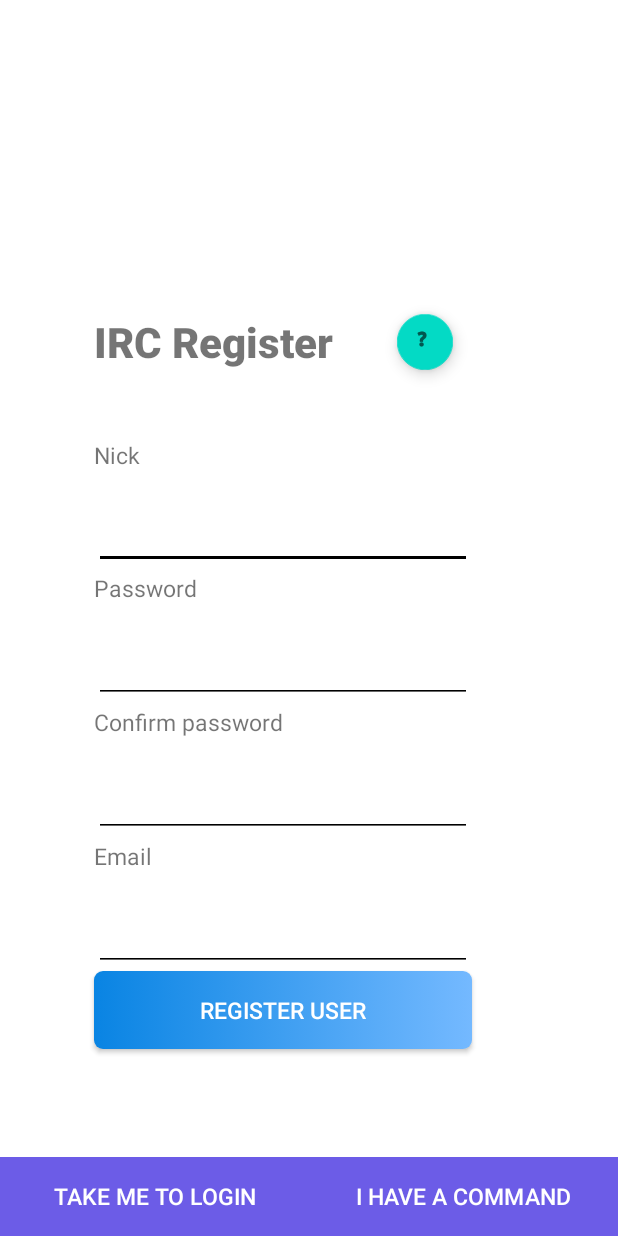
After one commit to miguelmanteigueiro/PocketIRC, an Android app: the RegisterActivity screen opened directly, with no data from a screen before it, on a phone screen of 412 x 824 dp. The commit adds this screen. Run offline under Robolectric (Android 15) with nearby library versions, the phone set to English and light mode, and no system bars.

Commit message:
added register

```diff
--- a/application/app/src/main/AndroidManifest.xml
+++ b/application/app/src/main/AndroidManifest.xml
@@ -19,6 +19,8 @@
             </intent-filter>
         </activity>
         <activity android:name=".LoginActivity"/>
+        <activity android:name=".RegisterActivity"/>
+        <activity android:name=".ConfirmRegisterActivity"/>
     </application>
 
 </manifest>
--- a/application/app/src/main/res/layout/activity_main.xml
+++ b/application/app/src/main/res/layout/activity_main.xml
@@ -10,7 +10,6 @@
     <TextView
         android:layout_width="0dp"
         android:layout_height="0dp"
-        android:onClick="startApp"
         android:visibility="visible"
         app:layout_constraintBottom_toBottomOf="parent"
         app:layout_constraintLeft_toLeftOf="parent"
--- /dev/null
+++ b/application/app/src/main/res/layout/activity_register.xml
@@ -0,0 +1,242 @@
+<?xml version="1.0" encoding="utf-8"?>
+<androidx.constraintlayout.widget.ConstraintLayout xmlns:android="http://schemas.android.com/apk/res/android"
+    xmlns:app="http://schemas.android.com/apk/res-auto"
+    xmlns:tools="http://schemas.android.com/tools"
+    android:layout_width="match_parent"
+    android:layout_height="match_parent"
+    tools:context=".RegisterActivity">
+
+    <!--main layout-->
+    <LinearLayout
+        android:layout_width="match_parent"
+        android:layout_height="match_parent"
+        android:weightSum="100"
+        android:gravity="center"
+        android:orientation="vertical">
+
+        <!--layout space-->
+        <Space
+            android:layout_width="match_parent"
+            android:layout_height="wrap_content"
+            android:layout_weight="38"/>
+
+        <!--title layout-->
+        <LinearLayout
+            android:layout_width="match_parent"
+            android:layout_height="wrap_content"
+            android:weightSum="2"
+            android:layout_weight="20"
+            android:layout_marginStart="32pt"
+            android:layout_marginEnd="40pt"
+            android:gravity="center"
+            android:orientation="horizontal">
+
+            <!--title-->
+            <TextView
+                android:layout_width="match_parent"
+                android:layout_height="wrap_content"
+                android:layout_weight="1"
+                android:gravity="start|center_vertical"
+                android:text="@string/irc_register"
+                android:textSize="28sp"
+                android:fontFamily="sans-serif-black"
+                tools:ignore="NestedWeights" />
+
+            <!--help button-->
+            <com.google.android.material.floatingactionbutton.FloatingActionButton
+                android:id="@+id/help"
+                android:layout_width="match_parent"
+                android:layout_height="match_parent"
+                android:layout_weight="1"
+                android:gravity="start|center_vertical"
+                android:scaleX="0.6"
+                android:scaleY="0.6"
+                android:background="@drawable/button"
+                android:onClick="help"
+                android:textColor="@color/white"
+                app:srcCompat="@android:drawable/ic_menu_help"
+                android:contentDescription="@string/help_symbol"
+                tools:ignore="UsingOnClickInXml" />
+        </LinearLayout>
+
+        <!--username-->
+        <TextView
+            android:id="@+id/usernameLabel"
+            android:labelFor="@id/username"
+            android:layout_width="match_parent"
+            android:layout_height="wrap_content"
+            android:layout_weight="1"
+            android:layout_marginStart="32pt"
+            android:layout_marginEnd="40pt"
+            android:gravity="start|center_vertical"
+            android:text="@string/nick"
+            android:textSize="15sp"
+            android:fontFamily="sans-serif"/>
+
+        <EditText
+            android:id="@+id/username"
+            android:layout_width="match_parent"
+            android:layout_height="wrap_content"
+            android:layout_marginStart="32pt"
+            android:layout_marginEnd="40pt"
+            android:layout_weight="5"
+            android:backgroundTint="@color/buttonright"
+            android:fontFamily="sans-serif"
+            android:gravity="start|center_vertical"
+            android:importantForAutofill="no"
+            android:inputType="text"
+            android:textSize="15sp"
+            tools:ignore="DuplicateSpeakableTextCheck" />
+
+        <!--password-->
+        <TextView
+            android:id="@+id/passwordLabel"
+            android:labelFor="@id/password"
+            android:layout_width="match_parent"
+            android:layout_height="wrap_content"
+            android:layout_weight="1"
+            android:layout_marginStart="32pt"
+            android:layout_marginEnd="40pt"
+            android:gravity="start|center_vertical"
+            android:text="@string/password"
+            android:textSize="15sp"
+            android:fontFamily="sans-serif"/>
+
+        <EditText
+            android:id="@+id/password"
+            android:layout_width="match_parent"
+            android:layout_height="wrap_content"
+            android:layout_marginStart="32pt"
+            android:layout_marginEnd="40pt"
+            android:layout_weight="5"
+            android:backgroundTint="@color/buttonright"
+            android:fontFamily="sans-serif"
+            android:gravity="start|center_vertical"
+            android:importantForAutofill="no"
+            android:inputType="textPassword"
+            android:textSize="15sp"
+            tools:ignore="DuplicateSpeakableTextCheck"/>
+
+        <!--confirm password-->
+        <TextView
+            android:id="@+id/confirmPasswordLabel"
+            android:labelFor="@id/confirmPassword"
+            android:layout_width="match_parent"
+            android:layout_height="wrap_content"
+            android:layout_weight="1"
+            android:layout_marginStart="32pt"
+            android:layout_marginEnd="40pt"
+            android:gravity="start|center_vertical"
+            android:text="@string/confirm_password"
+            android:textSize="15sp"
+            android:fontFamily="sans-serif"/>
+
+        <EditText
+            android:id="@+id/confirmPassword"
+            android:layout_width="match_parent"
+            android:layout_height="wrap_content"
+            android:layout_marginStart="32pt"
+            android:layout_marginEnd="40pt"
+            android:layout_weight="5"
+            android:backgroundTint="@color/buttonright"
+            android:fontFamily="sans-serif"
+            android:gravity="start|center_vertical"
+            android:importantForAutofill="no"
+            android:inputType="textPassword"
+            android:textSize="15sp"
+            tools:ignore="DuplicateSpeakableTextCheck"/>
+
+        <!--email-->
+        <TextView
+            android:id="@+id/emailLabel"
+            android:labelFor="@id/email"
+            android:layout_width="match_parent"
+            android:layout_height="wrap_content"
+            android:layout_weight="1"
+            android:layout_marginStart="32pt"
+            android:layout_marginEnd="40pt"
+            android:gravity="start|center_vertical"
+            android:text="@string/email"
+            android:textSize="15sp"
+            android:fontFamily="sans-serif"/>
+
+        <EditText
+            android:id="@+id/email"
+            android:layout_width="match_parent"
+            android:layout_height="wrap_content"
+            android:layout_marginStart="32pt"
+            android:layout_marginEnd="40pt"
+            android:layout_weight="5"
+            android:backgroundTint="@color/buttonright"
+            android:fontFamily="sans-serif"
+            android:gravity="start|center_vertical"
+            android:importantForAutofill="no"
+            android:inputType="textEmailAddress"
+            android:textSize="15sp"
+            tools:ignore="DuplicateSpeakableTextCheck" />
+
+        <!--register button-->
+        <Button
+            android:id="@+id/register"
+            android:layout_width="match_parent"
+            android:layout_height="wrap_content"
+            android:layout_marginStart="32pt"
+            android:layout_marginEnd="40pt"
+            android:layout_weight="1"
+            android:background="@drawable/button"
+            android:fontFamily="sans-serif-medium"
+            android:gravity="center|center_vertical"
+            android:onClick="register"
+            android:text="@string/register_user"
+            android:textColor="@color/white"
+            android:textSize="15sp"
+            tools:ignore="UsingOnClickInXml,DuplicateSpeakableTextCheck" />
+
+        <!--layout space-->
+        <Space
+            android:id="@+id/space"
+            android:layout_width="match_parent"
+            android:layout_height="wrap_content"
+            android:layout_weight="16" />
+
+        <!--login layout-->
+        <LinearLayout
+            android:layout_width="match_parent"
+            android:layout_height="wrap_content"
+            android:weightSum="2"
+            android:layout_weight="1"
+            android:gravity="center"
+            android:orientation="horizontal">
+
+            <!--login button-->
+            <Button
+                android:id="@+id/login"
+                android:layout_width="0dp"
+                android:layout_height="match_parent"
+                android:layout_weight="1"
+                android:gravity="center|center_vertical"
+                android:text="@string/take_me_to_login"
+                android:textSize="15sp"
+                android:fontFamily="sans-serif-medium"
+                android:textColor="@color/white"
+                android:background="#6c5ce7"
+                android:onClick="login"
+                tools:ignore="ButtonStyle,NestedWeights,UsingOnClickInXml"/>
+
+            <!--command button-->
+            <Button
+                android:id="@+id/command"
+                android:layout_width="0dp"
+                android:layout_height="match_parent"
+                android:layout_weight="1"
+                android:gravity="center|center_vertical"
+                android:text="@string/i_have_a_command"
+                android:textSize="15sp"
+                android:fontFamily="sans-serif-medium"
+                android:textColor="@color/white"
+                android:background="#6c5ce7"
+                android:onClick="goCommand"
+                tools:ignore="ButtonStyle,NestedWeights,UsingOnClickInXml"/>
+        </LinearLayout>
+    </LinearLayout>
+</androidx.constraintlayout.widget.ConstraintLayout>
--- a/application/app/src/main/res/values/strings.xml
+++ b/application/app/src/main/res/values/strings.xml
@@ -9,4 +9,12 @@
     <string name="hash">#</string>
     <string name="start_as_guest">Start as guest</string>
     <string name="i_don_t_have_an_irc_account_yet">I don\'t have an IRC account yet</string>
+    <string name="irc_register">IRC Register</string>
+    <string name="confirm_password">Confirm password</string>
+    <string name="email">Email</string>
+    <string name="register_user">Register user</string>
+    <string name="take_me_to_login">Take me to login</string>
+    <string name="confirm_registration">Confirm registration</string>
+    <string name="command">Command</string>
+    <string name="i_have_a_command">I have a command</string>
 </resources>
```
Also changed, not shown: application/app/src/main/java/pt/ubi/di/pdm/pocketirc/ConfirmRegisterActivity.java (added, +63 -0 lines), application/app/src/main/java/pt/ubi/di/pdm/pocketirc/LoginActivity.java (+32 -15 lines), application/app/src/main/java/pt/ubi/di/pdm/pocketirc/MainActivity.java (+24 -5 lines), application/app/src/main/java/pt/ubi/di/pdm/pocketirc/RegisterActivity.java (added, +141 -0 lines), application/app/src/main/res/layout/activity_confirm_registration.xml (added, +92 -0 lines).
